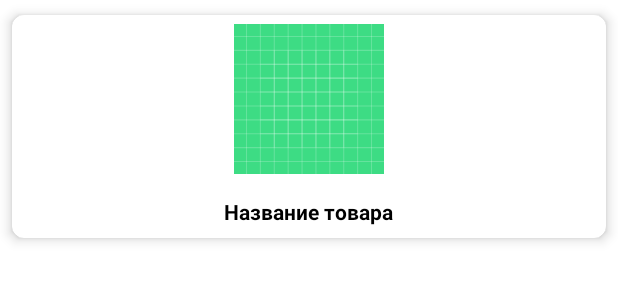
After one commit to Skyrel74/Napoleon_IT, an Android app: the layout catalog_item.xml on its own in the app's theme, with its tools: preview values and no code run, on a phone screen of 412 x 824 dp. The commit adds this screen. Shown: the top 300 px of the screen. Run offline under Robolectric (Android 15) with nearby library versions, the phone set to English and light mode, and no system bars.

Commit message:
Made CatalogFragment MVP-like directory created ListAdapter realised in CatalogFragment

```diff
--- a/app/src/main/AndroidManifest.xml
+++ b/app/src/main/AndroidManifest.xml
@@ -2,6 +2,7 @@
 <manifest xmlns:android="http://schemas.android.com/apk/res/android"
     package="com.example.napoleonit">
 
+    <uses-permission android:name="android.permission.INTERNET" />
     <application
         android:allowBackup="true"
         android:icon="@mipmap/ic_launcher"
--- a/app/src/main/java/com/example/napoleonit/MainActivity.kt
+++ b/app/src/main/java/com/example/napoleonit/MainActivity.kt
@@ -2,7 +2,7 @@ package com.example.napoleonit
 
 import android.os.Bundle
 import androidx.appcompat.app.AppCompatActivity
-import com.example.napoleonit.ui.CheckoutFragment
+import com.example.napoleonit.ui.CatalogFragment
 
 class MainActivity : AppCompatActivity() {
 
@@ -14,7 +14,7 @@ class MainActivity : AppCompatActivity() {
             val fragmentManager = supportFragmentManager
 
             fragmentManager.beginTransaction()
-                .add(R.id.container, CheckoutFragment())
+                .add(R.id.container, CatalogFragment())
                 .commit()
         }
     }
--- a/app/src/main/java/com/example/napoleonit/ui/CatalogView.kt
+++ /dev/null
@@ -1,3 +0,0 @@
-package com.example.napoleonit.ui
-
-interface CatalogView
--- a/app/src/main/java/com/example/napoleonit/ui/DetailsFragment.kt
+++ b/app/src/main/java/com/example/napoleonit/ui/DetailsFragment.kt
@@ -3,8 +3,8 @@ package com.example.napoleonit.ui
 import android.os.Bundle
 import android.view.View
 import androidx.fragment.app.Fragment
-import com.example.napoleonit.Product
 import com.example.napoleonit.R
+import com.example.napoleonit.domain.Product
 import kotlinx.android.synthetic.main.fragment_product_details.*
 
 class DetailsFragment : Fragment(R.layout.fragment_product_details) {
--- /dev/null
+++ b/app/src/main/res/layout/catalog_item.xml
@@ -0,0 +1,39 @@
+<?xml version="1.0" encoding="utf-8"?>
+<androidx.cardview.widget.CardView xmlns:android="http://schemas.android.com/apk/res/android"
+    xmlns:app="http://schemas.android.com/apk/res-auto"
+    android:layout_width="match_parent"
+    android:layout_height="wrap_content"
+    app:cardCornerRadius="8dp"
+    app:cardElevation="5dp"
+    app:cardPreventCornerOverlap="true"
+    app:cardUseCompatPadding="true">
+
+    <RelativeLayout
+        android:layout_width="match_parent"
+        android:layout_height="match_parent"
+        android:paddingBottom="8dp">
+
+        <ImageView
+            android:id="@+id/productImg"
+            android:layout_width="wrap_content"
+            android:layout_height="100dp"
+            android:layout_centerHorizontal="true"
+            android:layout_marginTop="6dp"
+            android:contentDescription="@string/productImg"
+            app:srcCompat="@drawable/ic_launcher_background" />
+
+        <TextView
+            android:id="@+id/productTitle"
+            android:layout_width="wrap_content"
+            android:layout_height="wrap_content"
+            android:layout_below="@id/productImg"
+            android:layout_centerHorizontal="true"
+            android:layout_marginTop="15dp"
+            android:gravity="center"
+            android:text="@string/productNaming"
+            android:textColor="@android:color/black"
+            android:textStyle="bold" />
+
+    </RelativeLayout>
+
+</androidx.cardview.widget.CardView>
--- a/app/src/main/res/values/strings.xml
+++ b/app/src/main/res/values/strings.xml
@@ -11,4 +11,6 @@
     <string name="cash">Наличными</string>
     <string name="card">Картой при получении</string>
     <string name="pay">Оплатить</string>
+    <string name="productImg">Изображение товара</string>
+    <string name="productNaming">Название товара</string>
 </resources>
```
Also changed, not shown: app/build.gradle (+12 -0 lines), app/src/main/java/com/example/napoleonit/Order.kt (deleted, +0 -9 lines), app/src/main/java/com/example/napoleonit/Product.kt (deleted, +0 -20 lines), app/src/main/java/com/example/napoleonit/domain/Order.kt (added, +9 -0 lines), app/src/main/java/com/example/napoleonit/domain/Product.kt (added, +22 -0 lines), app/src/main/java/com/example/napoleonit/presentation/CatalogPresenter.kt (+39 -1 lines), app/src/main/java/com/example/napoleonit/presentation/CheckoutPresenter.kt (+7 -2 lines), app/src/main/java/com/example/napoleonit/ui/CatalogAdapter.kt (added, +68 -0 lines), app/src/main/java/com/example/napoleonit/ui/CatalogFragment.kt (+45 -10 lines), app/src/main/java/com/example/napoleonit/ui/CheckoutFragment.kt (+17 -0 lines), app/src/main/java/com/example/napoleonit/ui/CheckoutView.kt (deleted, +0 -19 lines), app/src/main/res/layout/fragment_product_catalog.xml (+8 -7 lines), 1 other file.
